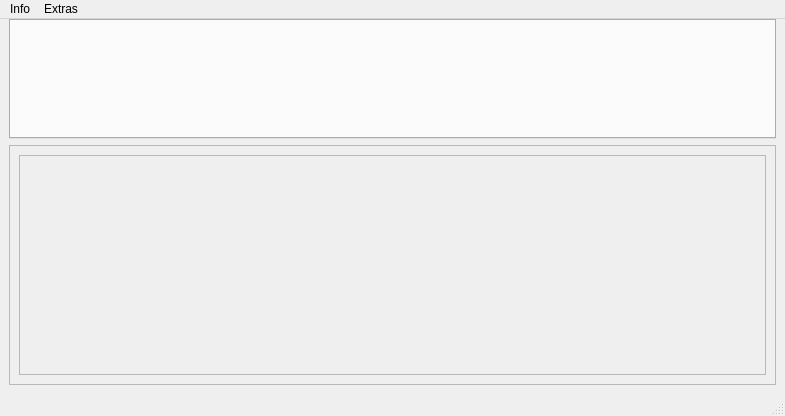
Above: ui/soundboard.ui from KROIA/Soundboard before the change. Below: the same form after it.
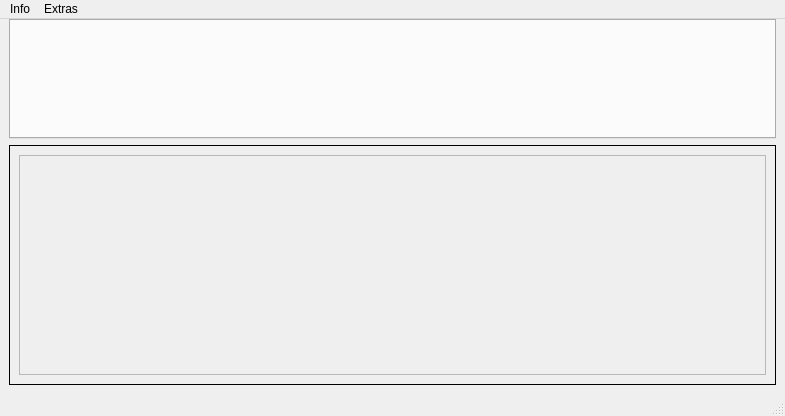
That is the form after the change. Custom widgets are drawn as their Qt base class.

Commit message: Changed the ui main widget to a stacked widget

```diff
--- a/ui/soundboard.ui
+++ b/ui/soundboard.ui
@@ -38,14 +38,12 @@
      </widget>
     </item>
     <item>
-     <widget class="QFrame" name="frame">
+     <widget class="QStackedWidget" name="stackedWidget">
       <property name="frameShape">
-       <enum>QFrame::StyledPanel</enum>
+       <enum>QFrame::Box</enum>
       </property>
-      <property name="frameShadow">
-       <enum>QFrame::Raised</enum>
-      </property>
-      <layout class="QHBoxLayout" name="horizontalLayout">
+      <widget class="QWidget" name="page">
+       <layout class="QVBoxLayout" name="verticalLayout_3">
        <item>
         <widget class="QScrollArea" name="scrollArea">
          <property name="widgetResizable">
@@ -66,6 +64,7 @@
        </item>
       </layout>
      </widget>
+     </widget>
     </item>
    </layout>
   </widget>
```
Left out of the diff: 6 changed lines with no effect on the pictures. Lines whose indentation alone changed are shown as unchanged.
